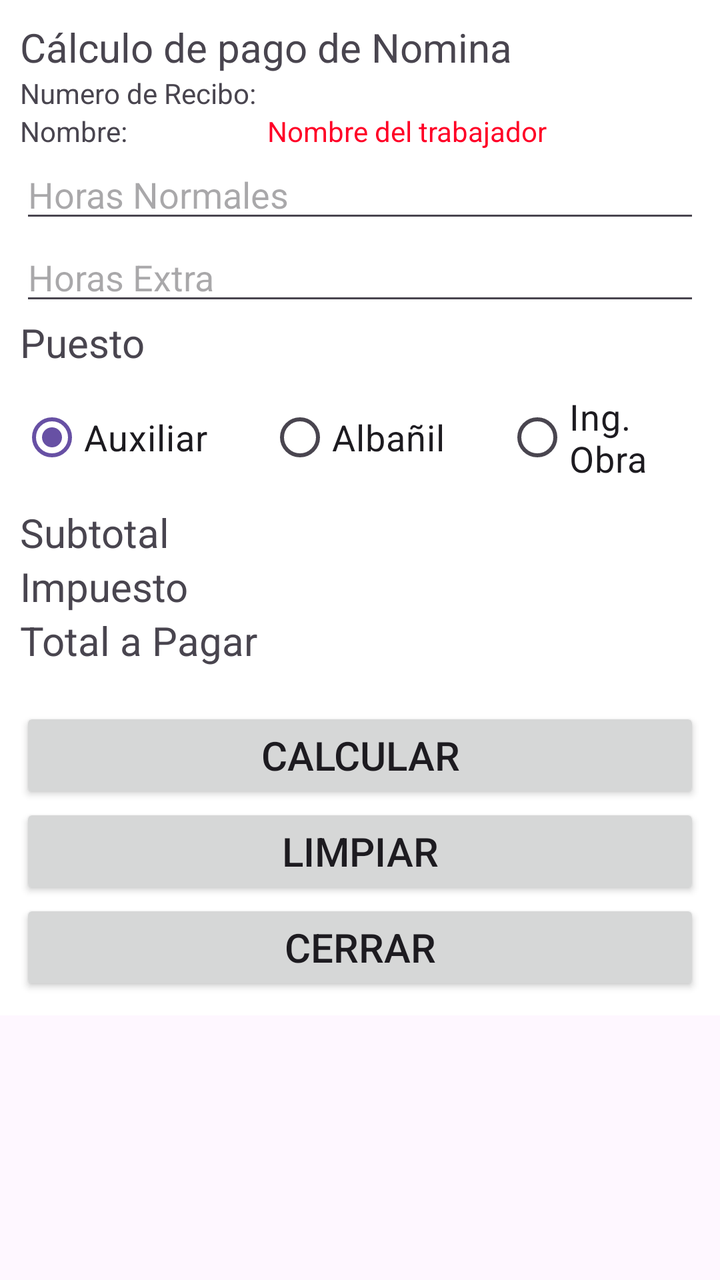
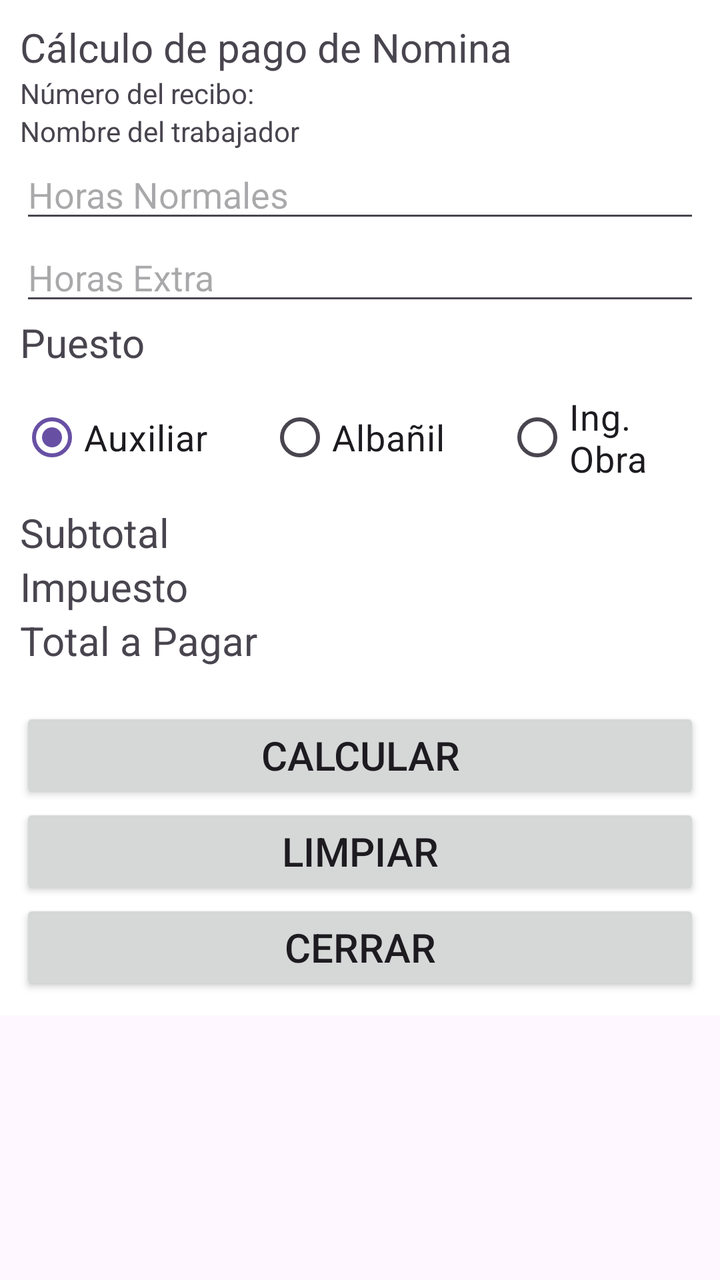

An Android layout rendered at two revisions. The XML below is the earlier revision; the diff shows what the commit changed to produce the second picture.
<!-- AndroidManifest.xml: application theme Theme.AppHola -->
<!-- res/layout/activity_recibo_nomina.xml -->
<?xml version="1.0" encoding="utf-8"?>
<ScrollView xmlns:android="http://schemas.android.com/apk/res/android"
    android:id="@+id/main"
    android:layout_width="match_parent"
    android:layout_height="match_parent">

    <LinearLayout
        android:layout_width="match_parent"
        android:layout_height="wrap_content"
        android:orientation="vertical"
        android:padding="10sp"
        android:background="@color/white">

        <TextView
            android:id="@+id/txtNombre"
            android:layout_width="match_parent"
            android:layout_height="wrap_content"
            android:textSize="20sp"
            android:text="@string/nomina"
            android:textAlignment="center">
        </TextView>

        <TextView
            android:id="@+id/lblnumrecibo"
            android:layout_width="match_parent"
            android:layout_height="wrap_content"
            android:text="Numero de Recibo:">
        </TextView>
        <LinearLayout
            android:layout_width="match_parent"
            android:layout_height="wrap_content"
            android:orientation="horizontal">
            <TextView
                android:id="@+id/lblnombre"
                android:layout_width="wrap_content"
                android:layout_height="wrap_content"
                android:text="Nombre:">
            </TextView>
            <TextView
                android:id="@+id/txtName"
                android:layout_width="wrap_content"
                android:layout_height="wrap_content"
                android:text="@string/trabajador"
                android:paddingLeft="70sp"
                android:textColor="@color/red">
            </TextView>
        </LinearLayout>

        <EditText
            android:id="@+id/txtHorasNormal"
            android:layout_width="match_parent"
            android:layout_height="wrap_content"
            android:hint="Horas Normales"
            android:inputType="number">
        </EditText>

        <EditText
            android:id="@+id/txtHorasExtra"
            android:layout_width="match_parent"
            android:layout_height="wrap_content"
            android:hint="Horas Extra"
            android:inputType="number">
        </EditText>

        <TextView
            android:layout_width="match_parent"
            android:layout_height="wrap_content"
            android:text="Puesto"
            android:textSize="20sp">
        </TextView>

        <RadioGroup
            android:layout_width="match_parent"
            android:layout_height="wrap_content"
            android:orientation="horizontal"
            android:gravity="center"
            android:paddingTop="10sp"
            android:paddingBottom="10sp">

            <RadioButton
                android:id="@+id/rbdAuxiliar"
                android:layout_width="wrap_content"
                android:layout_height="wrap_content"
                android:text="Auxiliar"
                android:textSize="18sp"
                android:paddingRight="30sp"
                android:checked="true">
            </RadioButton>

            <RadioButton
                android:id="@+id/rbdAlbanil"
                android:layout_width="wrap_content"
                android:layout_height="wrap_content"
                android:textSize="18sp"
                android:text="Albañil"
                android:paddingRight="30sp">
            </RadioButton>

            <RadioButton
                android:id="@+id/rbdIng"
                android:layout_width="wrap_content"
                android:textSize="18sp"
                android:layout_height="wrap_content"
                android:text="Ing. Obra">
            </RadioButton>

        </RadioGroup>

        <TextView
            android:id="@+id/txtSubtotal"
            android:layout_width="match_parent"
            android:textSize="20sp"
            android:layout_height="wrap_content"
            android:text="@string/subtotal">
        </TextView>

        <TextView
            android:id="@+id/txtImpuesto"
            android:layout_width="match_parent"
            android:layout_height="wrap_content"
            android:textSize="20sp"
            android:text="@string/impuesto">
        </TextView>

        <TextView
            android:id="@+id/txtTotal"
            android:layout_width="match_parent"
            android:layout_height="wrap_content"
            android:textSize="20sp"
            android:text="@string/totalpag"
            android:paddingBottom="20sp">
        </TextView>

        <Button
            android:id="@+id/btnCalcular"
            android:layout_width="match_parent"
            android:layout_height="wrap_content"
            android:text="Calcular"
            android:textSize="20sp">
        </Button>

        <Button
            android:id="@+id/btnLimpiar"
            android:layout_width="match_parent"
            android:layout_height="wrap_content"
            android:text="Limpiar"
            android:textSize="20sp">
        </Button>

        <Button
            android:id="@+id/btnCerrar"
            android:layout_width="match_parent"
            android:layout_height="wrap_content"
            android:text="Cerrar"
            android:textSize="20sp">
        </Button>

    </LinearLayout>

</ScrollView>
<!-- resources referenced by this layout -->
<resources>
  <color name="red">#FF0026</color>
  <color name="white">#FFFFFFFF</color>
  <string name="impuesto">Impuesto</string>
  <string name="nomina">Cálculo de pago de Nomina</string>
  <string name="subtotal">Subtotal</string>
  <string name="totalpag">Total a Pagar</string>
  <string name="trabajador">Nombre del trabajador</string>
  <style name="Theme.AppHola" parent="Base.Theme.AppHola" />
  <style name="Base.Theme.AppHola" parent="Theme.Material3.DayNight.NoActionBar">
          
          
      </style>
</resources>

<!-- the commit's change to res/layout/activity_recibo_nomina.xml (unified diff, before → after) -->
@@ -12,7 +12,7 @@
         android:background="@color/white">
 
         <TextView
-            android:id="@+id/txtNombre"
+            android:id="@+id/txtNomina"
             android:layout_width="match_parent"
             android:layout_height="wrap_content"
             android:textSize="20sp"
@@ -21,28 +21,20 @@
         </TextView>
 
         <TextView
-            android:id="@+id/lblnumrecibo"
+            android:id="@+id/txtNumRecibo"
             android:layout_width="match_parent"
             android:layout_height="wrap_content"
-            android:text="Numero de Recibo:">
+            android:text="@string/numRecibo">
         </TextView>
         <LinearLayout
             android:layout_width="match_parent"
             android:layout_height="wrap_content"
             android:orientation="horizontal">
             <TextView
-                android:id="@+id/lblnombre"
+                android:id="@+id/txtNombreT"
                 android:layout_width="wrap_content"
                 android:layout_height="wrap_content"
-                android:text="Nombre:">
-            </TextView>
-            <TextView
-                android:id="@+id/txtName"
-                android:layout_width="wrap_content"
-                android:layout_height="wrap_content"
-                android:text="@string/trabajador"
-                android:paddingLeft="70sp"
-                android:textColor="@color/red">
+                android:text="@string/trabajador">
             </TextView>
         </LinearLayout>
 
@@ -81,14 +73,13 @@
                 android:id="@+id/rbdAuxiliar"
                 android:layout_width="wrap_content"
                 android:layout_height="wrap_content"
+                android:checked="true"
+                android:paddingRight="30sp"
                 android:text="Auxiliar"
-                android:textSize="18sp"
-                android:paddingRight="30sp"
-                android:checked="true">
-            </RadioButton>
+                android:textSize="18sp"></RadioButton>
 
             <RadioButton
-                android:id="@+id/rbdAlbanil"
+                android:id="@+id/rbdAlbañil"
                 android:layout_width="wrap_content"
                 android:layout_height="wrap_content"
                 android:textSize="18sp"
@@ -123,7 +114,7 @@
         </TextView>
 
         <TextView
-            android:id="@+id/txtTotal"
+            android:id="@+id/txtTotalpag"
             android:layout_width="match_parent"
             android:layout_height="wrap_content"
             android:textSize="20sp"
<!-- resource entries referenced after the edit -->
@@ -1,9 +1,9 @@
 <!-- resources referenced by this layout -->
 <resources>
-  <color name="red">#FF0026</color>
   <color name="white">#FFFFFFFF</color>
   <string name="impuesto">Impuesto</string>
   <string name="nomina">Cálculo de pago de Nomina</string>
+  <string name="numRecibo">Número del recibo: </string>
   <string name="subtotal">Subtotal</string>
   <string name="totalpag">Total a Pagar</string>
   <string name="trabajador">Nombre del trabajador</string>
